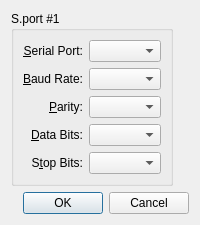
Before: the Qt Designer form ConfigDlg.ui in dewhisna/frsky_sport_tool, drawn with Qt 5.
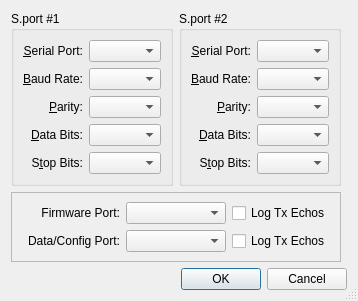
After: the same form once the commit is applied.

Commit message: Add Sport2 port and Comm Settings to ConfigDlg and PersistentSettings.

Patch:
```diff
--- a/ConfigDlg.ui
+++ b/ConfigDlg.ui
@@ -26,13 +26,179 @@
   <property name="windowTitle">
    <string>Communications Configuration</string>
   </property>
-  <layout class="QGridLayout" name="gridLayout_5">
+  <property name="sizeGripEnabled">
+   <bool>true</bool>
+  </property>
+  <property name="modal">
+   <bool>true</bool>
+  </property>
+  <layout class="QGridLayout" name="gridLayout">
+   <item row="1" column="0" colspan="2">
+    <widget class="QFrame" name="framePortMapping">
+     <property name="frameShape">
+      <enum>QFrame::StyledPanel</enum>
+     </property>
+     <property name="frameShadow">
+      <enum>QFrame::Raised</enum>
+     </property>
+     <layout class="QGridLayout" name="gridLayout3">
+      <item row="0" column="1">
+       <widget class="QComboBox" name="comboFirmwarePort"/>
+      </item>
+      <item row="1" column="1">
+       <widget class="QComboBox" name="comboDataConfigPort"/>
+      </item>
+      <item row="0" column="0">
+       <widget class="QLabel" name="lblFirmwarePort">
+        <property name="text">
+         <string>Firmware Port:</string>
+        </property>
+        <property name="alignment">
+         <set>Qt::AlignRight|Qt::AlignTrailing|Qt::AlignVCenter</set>
+        </property>
+        <property name="buddy">
+         <cstring>comboFirmwarePort</cstring>
+        </property>
+       </widget>
+      </item>
+      <item row="1" column="0">
+       <widget class="QLabel" name="lblDataConfigPort">
+        <property name="text">
+         <string>Data/Config Port:</string>
+        </property>
+        <property name="alignment">
+         <set>Qt::AlignRight|Qt::AlignTrailing|Qt::AlignVCenter</set>
+        </property>
+        <property name="buddy">
+         <cstring>comboDataConfigPort</cstring>
+        </property>
+       </widget>
+      </item>
+      <item row="0" column="2">
+       <widget class="QCheckBox" name="chkBoxFirmwareLogTxEchos">
+        <property name="text">
+         <string>Log Tx Echos</string>
+        </property>
+       </widget>
+      </item>
+      <item row="1" column="2">
+       <widget class="QCheckBox" name="chkBoxDataConfigLogTxEchos">
+        <property name="text">
+         <string>Log Tx Echos</string>
+        </property>
+       </widget>
+      </item>
+     </layout>
+    </widget>
+   </item>
+   <item row="0" column="1">
+    <widget class="QGroupBox" name="grpBoxSport2">
+     <property name="title">
+      <string>S.port #2</string>
+     </property>
+     <layout class="QGridLayout" name="gridLayout2">
+      <item row="0" column="0">
+       <widget class="QLabel" name="lblSport2SerialPort">
+        <property name="text">
+         <string>&amp;Serial Port:</string>
+        </property>
+        <property name="alignment">
+         <set>Qt::AlignRight|Qt::AlignTrailing|Qt::AlignVCenter</set>
+        </property>
+        <property name="buddy">
+         <cstring>comboSport1SerialPort</cstring>
+        </property>
+       </widget>
+      </item>
+      <item row="3" column="1" colspan="2">
+       <widget class="QComboBox" name="comboSport2DataBits"/>
+      </item>
+      <item row="0" column="1" colspan="2">
+       <widget class="QComboBox" name="comboSport2SerialPort"/>
+      </item>
+      <item row="4" column="0">
+       <widget class="QLabel" name="lblSport2StopBits">
+        <property name="text">
+         <string>S&amp;top Bits:</string>
+        </property>
+        <property name="alignment">
+         <set>Qt::AlignRight|Qt::AlignTrailing|Qt::AlignVCenter</set>
+        </property>
+        <property name="buddy">
+         <cstring>comboSport1StopBits</cstring>
+        </property>
+       </widget>
+      </item>
+      <item row="1" column="0">
+       <widget class="QLabel" name="lblSport2BaudRate">
+        <property name="text">
+         <string>&amp;Baud Rate:</string>
+        </property>
+        <property name="alignment">
+         <set>Qt::AlignRight|Qt::AlignTrailing|Qt::AlignVCenter</set>
+        </property>
+        <property name="buddy">
+         <cstring>comboSport1BaudRate</cstring>
+        </property>
+       </widget>
+      </item>
+      <item row="4" column="1" colspan="2">
+       <widget class="QComboBox" name="comboSport2StopBits"/>
+      </item>
+      <item row="2" column="1" colspan="2">
+       <widget class="QComboBox" name="comboSport2Parity"/>
+      </item>
+      <item row="3" column="0">
+       <widget class="QLabel" name="lblSport2DataBits">
+        <property name="text">
+         <string>&amp;Data Bits:</string>
+        </property>
+        <property name="alignment">
+         <set>Qt::AlignRight|Qt::AlignTrailing|Qt::AlignVCenter</set>
+        </property>
+        <property name="buddy">
+         <cstring>comboSport1DataBits</cstring>
+        </property>
+       </widget>
+      </item>
+      <item row="10" column="1">
+       <spacer name="verticalSpacer2">
+        <property name="orientation">
+         <enum>Qt::Vertical</enum>
+        </property>
+        <property name="sizeHint" stdset="0">
+         <size>
+          <width>20</width>
+          <height>0</height>
+         </size>
+        </property>
+       </spacer>
+      </item>
+      <item row="2" column="0">
+       <widget class="QLabel" name="lblSport2Parity">
+        <property name="text">
+         <string>&amp;Parity:</string>
+        </property>
+        <property name="alignment">
+         <set>Qt::AlignRight|Qt::AlignTrailing|Qt::AlignVCenter</set>
+        </property>
+        <property name="buddy">
+         <cstring>comboSport1Parity</cstring>
+        </property>
+       </widget>
+      </item>
+      <item row="1" column="1" colspan="2">
+       <widget class="QComboBox" name="comboSport2BaudRate"/>
+      </item>
+     </layout>
+    </widget>
+   </item>
    <item row="0" column="0">
     <widget class="QGroupBox" name="grpBoxSport1">
      <property name="title">
       <string>S.port #1</string>
      </property>
-     <layout class="QGridLayout" name="gridLayout">
+     <layout class="QGridLayout" name="gridLayout1">
       <item row="0" column="0">
        <widget class="QLabel" name="lblSport1SerialPort">
         <property name="text">
@@ -98,7 +264,7 @@
        </widget>
       </item>
       <item row="10" column="1">
-       <spacer name="verticalSpacer">
+       <spacer name="verticalSpacer1">
         <property name="orientation">
          <enum>Qt::Vertical</enum>
         </property>
@@ -129,7 +295,20 @@
      </layout>
     </widget>
    </item>
-   <item row="1" column="0" colspan="2">
+   <item row="0" column="2" rowspan="2">
+    <spacer name="horizontalSpacer">
+     <property name="orientation">
+      <enum>Qt::Horizontal</enum>
+     </property>
+     <property name="sizeHint" stdset="0">
+      <size>
+       <width>0</width>
+       <height>20</height>
+      </size>
+     </property>
+    </spacer>
+   </item>
+   <item row="2" column="0" colspan="3">
     <widget class="QDialogButtonBox" name="buttonBox">
      <property name="orientation">
       <enum>Qt::Horizontal</enum>
```
Left out of the diff: 23 changed lines with no effect on the pictures. The commit also changes 4 other files.
